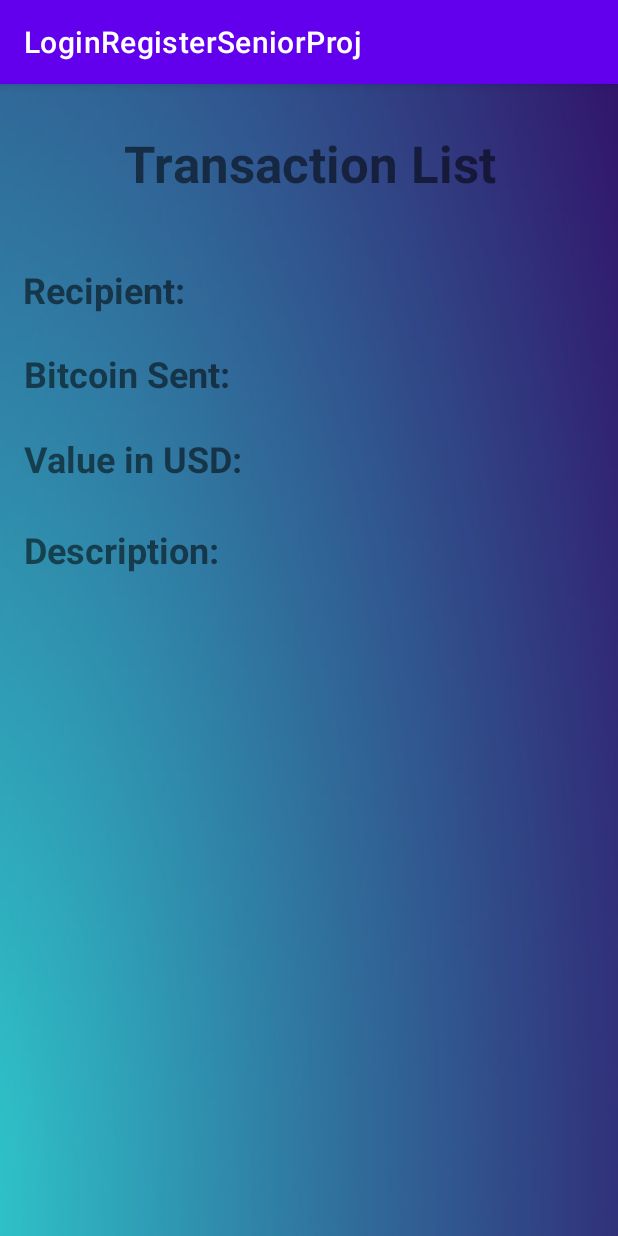
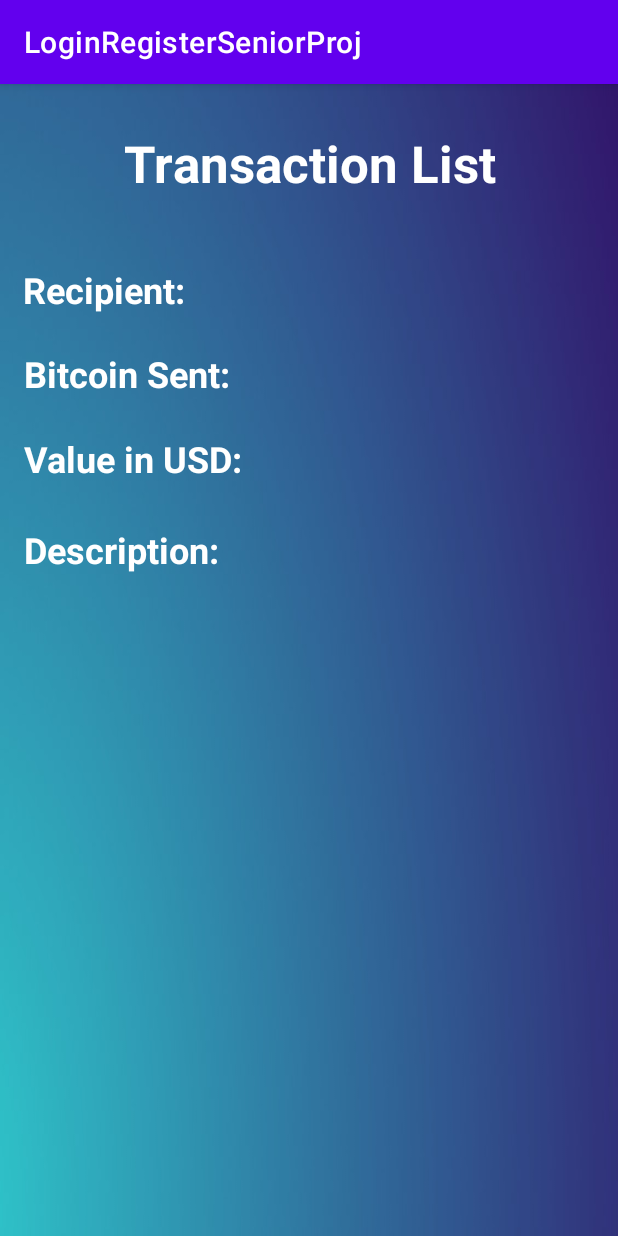
Before and after one commit to eddmarre/SmartSave, an Android app: the CryptoTransactionsList screen opened directly, with no data from a screen before it, on a phone screen of 412 x 824 dp. Run offline under Robolectric (Android 15) with nearby library versions, the phone set to English and light mode, and no system bars.

Commit message:
Adjusted text for transaction list

```diff
--- a/app/src/main/java/com/zybooks/loginregisterseniorproj/CryptoTransactionsList.java
+++ b/app/src/main/java/com/zybooks/loginregisterseniorproj/CryptoTransactionsList.java
@@ -10,6 +10,10 @@ public class CryptoTransactionsList extends AppCompatActivity {
 
     @Override
     protected void onCreate(Bundle savedInstanceState) {
+
+
+
+
         super.onCreate(savedInstanceState);
         setContentView(R.layout.activity_crypto_transactions_list);
 
--- a/app/src/main/res/layout/activity_crypto_transactions_list.xml
+++ b/app/src/main/res/layout/activity_crypto_transactions_list.xml
@@ -6,7 +6,8 @@
     android:layout_width="match_parent"
     android:layout_height="match_parent"
     tools:context=".CryptoTransactionsList"
-    android:background="@drawable/gradient">
+    android:background="@drawable/gradient"
+    >
 
 
     <TextView
@@ -15,6 +16,7 @@
         android:layout_height="wrap_content"
         android:text="@string/btcsenttxtview"
         android:textSize="24sp"
+        android:textColor="@color/white"
         app:layout_constraintBottom_toBottomOf="parent"
         app:layout_constraintEnd_toEndOf="parent"
         app:layout_constraintHorizontal_bias="0.05"
@@ -28,6 +30,8 @@
         android:layout_height="wrap_content"
         android:text="@string/_usdvaluetxtview"
         android:textSize="24sp"
+        android:textColor="@color/white"
+
         app:layout_constraintBottom_toBottomOf="parent"
         app:layout_constraintEnd_toEndOf="parent"
         app:layout_constraintHorizontal_bias="0.125"
@@ -41,6 +45,7 @@
         android:layout_height="wrap_content"
         android:text="@string/_reciptxtview"
         android:textSize="24sp"
+        android:textColor="@color/white"
         app:layout_constraintBottom_toBottomOf="parent"
         app:layout_constraintEnd_toEndOf="parent"
         app:layout_constraintHorizontal_bias="0.089"
@@ -55,6 +60,7 @@
         android:text="@string/recipient"
         android:textSize="24sp"
         android:textStyle="bold"
+        android:textColor="@color/white"
         app:layout_constraintBottom_toBottomOf="parent"
         app:layout_constraintEnd_toEndOf="parent"
         app:layout_constraintHorizontal_bias="0.05"
@@ -69,6 +75,7 @@
         android:text="@string/bitcoin_sent"
         android:textSize="24sp"
         android:textStyle="bold"
+        android:textColor="@color/white"
         app:layout_constraintBottom_toBottomOf="parent"
         app:layout_constraintEnd_toEndOf="parent"
         app:layout_constraintHorizontal_bias="0.058"
@@ -88,13 +95,15 @@
         app:layout_constraintHorizontal_bias="0.056"
         app:layout_constraintStart_toStartOf="parent"
         app:layout_constraintTop_toTopOf="parent"
-        app:layout_constraintVertical_bias="0.4" />
+        app:layout_constraintVertical_bias="0.4"
+        android:textColor="@color/white"/>
 
     <TextView
         android:id="@+id/showDescTxtView"
-        android:layout_width="wrap_content"
-        android:layout_height="wrap_content"
+        android:layout_width="122dp"
+        android:layout_height="33dp"
         android:text="@string/textview"
+        android:textColor="@color/white"
         android:textSize="24sp"
         app:layout_constraintBottom_toBottomOf="parent"
         app:layout_constraintEnd_toEndOf="parent"
@@ -110,6 +119,7 @@
         android:text="@string/value_in_usd"
         android:textSize="24sp"
         android:textStyle="bold"
+        android:textColor="@color/white"
         app:layout_constraintBottom_toBottomOf="parent"
         app:layout_constraintEnd_toEndOf="parent"
         app:layout_constraintHorizontal_bias="0.06"
@@ -124,6 +134,7 @@
         android:text="@string/transaction_list"
         android:textAlignment="center"
         android:textSize="34sp"
+        android:textColor="@color/white"
         android:textStyle="bold"
         app:layout_constraintBottom_toBottomOf="parent"
         app:layout_constraintEnd_toEndOf="parent"
```
